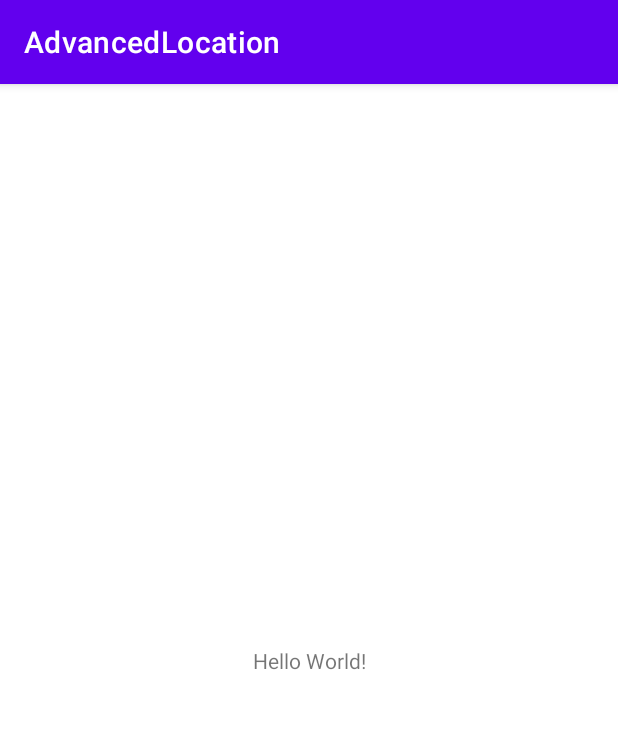
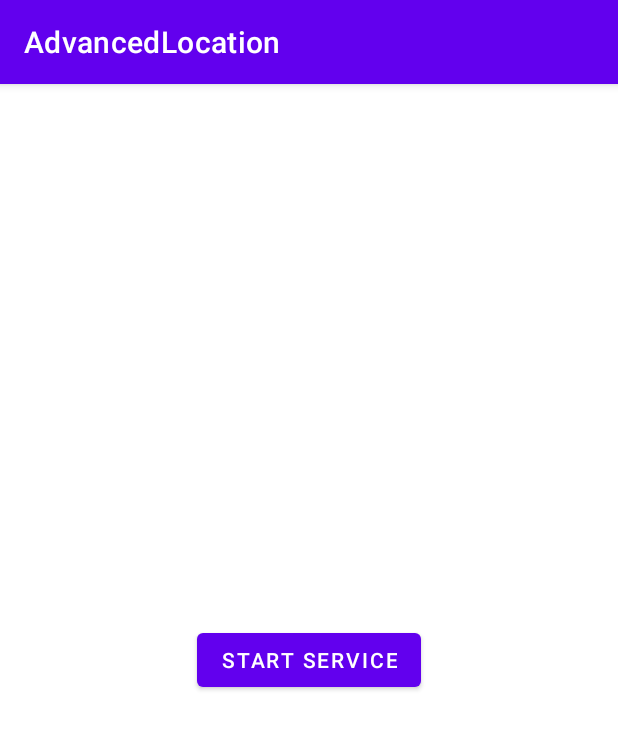
Before and after one commit to alyssaharvey3/Android-advanced-location, an Android app: the screen it shows after launch (MainActivity), on a phone screen of 412 x 824 dp. Shown: the top 729 px of the screen. Run offline under Robolectric (Android 15) with nearby library versions, the phone set to English and light mode, and no system bars.

Commit message:
test app implementation started

```diff
--- a/advancedlocationlibrary/build.gradle
+++ b/advancedlocationlibrary/build.gradle
@@ -21,8 +21,11 @@ android {
 
     buildTypes {
         release {
-            minifyEnabled false
+            debuggable true
             proguardFiles getDefaultProguardFile('proguard-android-optimize.txt'), 'proguard-rules.pro'
+        }
+        debug {
+            debuggable true
         }
     }
     compileOptions {
--- a/advancedlocationlibrary/src/main/AndroidManifest.xml
+++ b/advancedlocationlibrary/src/main/AndroidManifest.xml
@@ -5,6 +5,8 @@
     <uses-permission android:name="android.permission.INTERNET" />
     <uses-permission android:name="android.permission.ACCESS_NETWORK_STATE" />
     <uses-permission android:name="android.permission.ACCESS_WIFI_STATE" />
+    <uses-permission android:name="android.permission.ACCESS_FINE_LOCATION" />
+    <uses-permission android:name="android.permission.ACCESS_COARSE_LOCATION" />
     <uses-permission android:name="android.permission.ACCESS_BACKGROUND_LOCATION" />
     <uses-permission android:name="android.permission.FOREGROUND_SERVICE" />
     <uses-permission android:name="com.huawei.hms.permission.ACTIVITY_RECOGNITION" />
--- a/advancedlocationlibrary/src/main/java/com/huawei/hms/advancedlocationlibrary/data/UpdateInterval.kt
+++ b/advancedlocationlibrary/src/main/java/com/huawei/hms/advancedlocationlibrary/data/UpdateInterval.kt
@@ -19,18 +19,22 @@ package com.huawei.hms.advancedlocationlibrary.data
 import androidx.annotation.LongDef
 
 @LongDef(
+    UpdateInterval.INTERVAL_0_SECONDS,
     UpdateInterval.INTERVAL_15_SECONDS,
     UpdateInterval.INTERVAL_30_SECONDS,
     UpdateInterval.INTERVAL_ONE_MINUTE,
-    UpdateInterval.INTERVAL_TWO_MINUTES
+    UpdateInterval.INTERVAL_TWO_MINUTES,
+    UpdateInterval.INTERVAL_FIVE_MINUTES
 )
 @Retention(AnnotationRetention.SOURCE)
 annotation class UpdateInterval {
 
     companion object {
+        const val INTERVAL_0_SECONDS = 0L
         const val INTERVAL_15_SECONDS = 15*1000L
         const val INTERVAL_30_SECONDS = 30*1000L
         const val INTERVAL_ONE_MINUTE = 60*1000L
         const val INTERVAL_TWO_MINUTES = 2*60*1000L
+        const val INTERVAL_FIVE_MINUTES = 5*60*1000L
     }
 }
--- a/advancedlocationlibrary/src/main/java/com/huawei/hms/advancedlocationlibrary/managers/PermissionManager.kt
+++ b/advancedlocationlibrary/src/main/java/com/huawei/hms/advancedlocationlibrary/managers/PermissionManager.kt
@@ -26,7 +26,7 @@ import kotlinx.coroutines.launch
 internal class PermissionManager(private val context: Context) {
 
     companion object {
-        private const val TAG = "${LOG_PREFIX}PermissionMng"
+        private const val TAG = "${LOG_PREFIX}PermissionManager"
 
         private const val PERMISSION_SINGLE = "PermissionSingle"
         private const val PERMISSION_MULTIPLE = "PermissionMultiple"
@@ -122,14 +122,15 @@ internal class PermissionManager(private val context: Context) {
         } else {
             requestLocationPermission(activity) { result ->
                 if (isAboveQ()) {
-
                     var backgroundPermitted = false
                     var locationPermitted = false
 
                     for (permission in result) {
                         if (permission.key == Manifest.permission.ACCESS_FINE_LOCATION && permission.value) {
+                            Log.d(TAG, "DDDDDDDDDDDDDDDD")
                             locationPermitted = true
                         } else if (permission.key == Manifest.permission.ACCESS_BACKGROUND_LOCATION && permission.value) {
+                            Log.d(TAG, "EEEEEEEEEEEEEEE")
                             backgroundPermitted = true
                         }
                     }
@@ -153,7 +154,6 @@ internal class PermissionManager(private val context: Context) {
                         )
                     }
                 } else if (isAboveM()) {
-
                     for (permission in result) {
                         if (permission.key == Manifest.permission.ACCESS_FINE_LOCATION && permission.value) {
                             Log.d(
--- a/app/build.gradle
+++ b/app/build.gradle
@@ -19,8 +19,11 @@ android {
 
     buildTypes {
         release {
-            minifyEnabled false
+            debuggable true
             proguardFiles getDefaultProguardFile('proguard-android-optimize.txt'), 'proguard-rules.pro'
+        }
+        debug {
+            debuggable true
         }
     }
     compileOptions {
--- a/app/src/main/java/com/huawei/hms/advancedlocation/MainActivity.kt
+++ b/app/src/main/java/com/huawei/hms/advancedlocation/MainActivity.kt
@@ -1,14 +1,50 @@
 package com.huawei.hms.advancedlocation
-
 
 import androidx.appcompat.app.AppCompatActivity
 import android.os.Bundle
+import android.util.Log
+import android.widget.Button
+import android.widget.Toast
+import com.huawei.hms.advancedlocationlibrary.AdvancedLocation
+import com.huawei.hms.advancedlocationlibrary.data.UpdateInterval
+import com.huawei.hms.advancedlocationlibrary.data.model.enums.LocationType
 
 class MainActivity : AppCompatActivity() {
+
+    private val advancedLocation = AdvancedLocation()
     override fun onCreate(savedInstanceState: Bundle?) {
         super.onCreate(savedInstanceState)
         setContentView(R.layout.activity_main)
 
+        /*advancedLocation.requestLocationUpdates(this,LocationType.EFFICIENT_POWER) {
+            Log.d("LocationTalha", "Lat: ${it.latitude}\n Long: ${it.longitude}")
+            //Toast.makeText(this,"Lat: ${it.latitude}\n Long: ${it.longitude}",Toast.LENGTH_LONG).show()
+        }*/
+        //advancedLocation.stopBackgroundLocationUpdates()
 
+        val buttonStartService = findViewById<Button>(R.id.buttonStartService)
+
+        /*buttonStartService.setOnClickListener {
+            advancedLocation.startBackgroundLocationUpdates(
+                this,
+                UpdateInterval.INTERVAL_0_SECONDS
+            ).let {
+
+                val list = it.getAllLocationUpdates()
+                list?.forEach { location ->
+                    Log.d("LocationTalha", "### Lat: ${location.latitude}\n Long: ${location.longitude}")
+                }
+
+            }
+        }*/
+    }
+
+    override fun onDestroy() {
+        advancedLocation.startBackgroundLocationUpdates(
+            this,
+            UpdateInterval.INTERVAL_0_SECONDS
+        )
+
+        super.onDestroy()
     }
 }
--- a/app/src/main/res/layout/activity_main.xml
+++ b/app/src/main/res/layout/activity_main.xml
@@ -6,13 +6,15 @@
     android:layout_height="match_parent"
     tools:context=".MainActivity">
 
-    <TextView
+    <Button
+        android:id="@+id/buttonStartService"
         android:layout_width="wrap_content"
         android:layout_height="wrap_content"
-        android:text="Hello World!"
+        android:text="Start Service"
         app:layout_constraintBottom_toBottomOf="parent"
-        app:layout_constraintLeft_toLeftOf="parent"
-        app:layout_constraintRight_toRightOf="parent"
+        app:layout_constraintEnd_toEndOf="parent"
+        app:layout_constraintStart_toStartOf="parent"
         app:layout_constraintTop_toTopOf="parent" />
 
+
 </androidx.constraintlayout.widget.ConstraintLayout>
```
Also changed, not shown: advancedlocationlibrary/src/main/java/com/huawei/hms/advancedlocationlibrary/AdvancedLocation.kt (+9 -12 lines), advancedlocationlibrary/src/main/java/com/huawei/hms/advancedlocationlibrary/utils/Utils.kt (+10 -4 lines).
